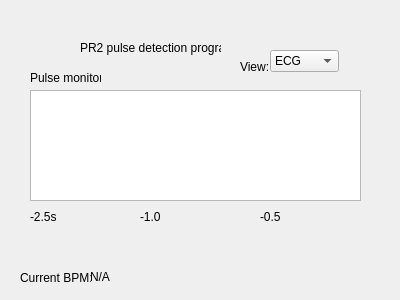
First picture: the form in rqt_pr2_hand_syntouch_sensor_interface/resource/pulsedetection.ui, repository BigMacStorm/PR2_hapticSensorResearch, before the edit.
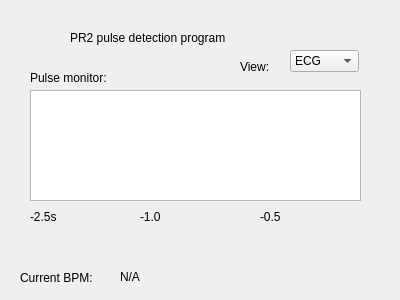
Second picture: the form after the edit.

```diff
--- a/rqt_pr2_hand_syntouch_sensor_interface/resource/pulsedetection.ui
+++ b/rqt_pr2_hand_syntouch_sensor_interface/resource/pulsedetection.ui
@@ -16,9 +16,9 @@
   <widget class="QLabel" name="label">
    <property name="geometry">
     <rect>
-     <x>80</x>
-     <y>40</y>
-     <width>141</width>
+     <x>70</x>
+     <y>30</y>
+     <width>221</width>
      <height>16</height>
     </rect>
    </property>
@@ -31,7 +31,7 @@
     <rect>
      <x>30</x>
      <y>70</y>
-     <width>71</width>
+     <width>131</width>
      <height>16</height>
     </rect>
    </property>
@@ -65,7 +65,7 @@
   <widget class="QComboBox" name="pulse_comboBox">
    <property name="geometry">
     <rect>
-     <x>270</x>
+     <x>290</x>
      <y>50</y>
      <width>69</width>
      <height>22</height>
@@ -121,7 +121,7 @@
     <rect>
      <x>20</x>
      <y>270</y>
-     <width>71</width>
+     <width>111</width>
      <height>16</height>
     </rect>
    </property>
@@ -132,7 +132,7 @@
   <widget class="QLabel" name="pulse_BPMLbl">
    <property name="geometry">
     <rect>
-     <x>90</x>
+     <x>120</x>
      <y>270</y>
      <width>47</width>
      <height>13</height>
```
